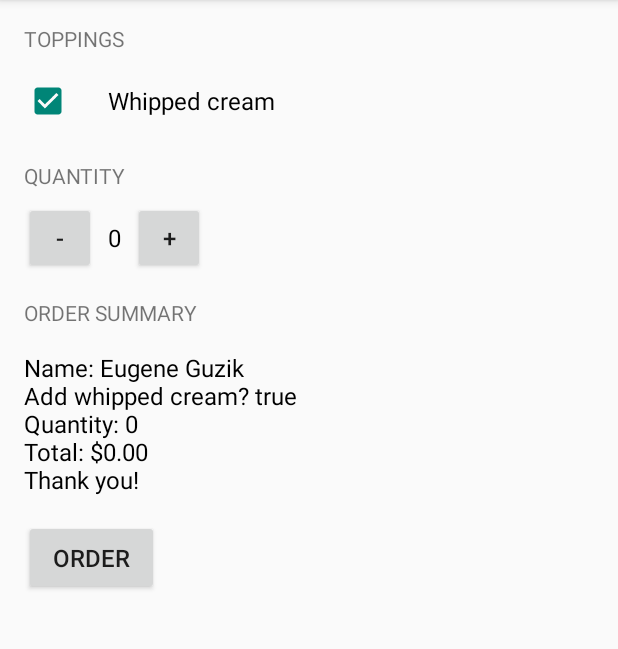
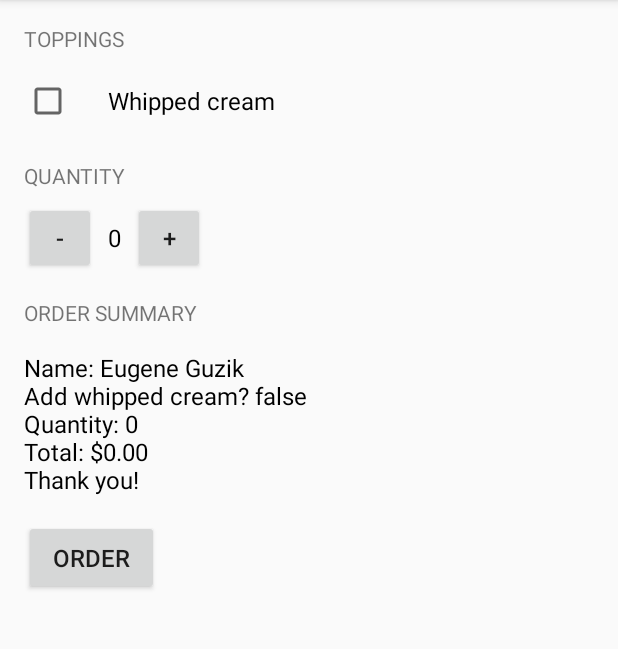
Before and after one commit to guzike/JustJava, an Android app: the screen it shows after launch (MainActivity), after a tap on "ORDER", on a phone screen of 412 x 824 dp, the part 84-733 px from its top. Run offline under Robolectric (Android 15) with nearby library versions, the phone set to English and light mode, and no system bars; 1 other tap on this screen came first.

Commit message:
rem checkbox action add display message

```diff
--- a/app/src/main/java/com/example/android/justjava/MainActivity.java
+++ b/app/src/main/java/com/example/android/justjava/MainActivity.java
@@ -27,17 +27,15 @@ public class MainActivity extends AppCompatActivity {
 
     }
 
-    public void CheckBoxAct(View view) {
-        CheckBox checkBox1 = (CheckBox) findViewById(R.id.checkbox_cream);
-        hasWhippedCream = checkBox1.isChecked();
-    }
+
 
     /**
      * This method is called when the order button is clicked.w
      */
     public void submitOrder(View view) {
         int price = calculatePrice();
-
+        CheckBox checkBox1 = (CheckBox) findViewById(R.id.checkbox_cream);
+        hasWhippedCream = checkBox1.isChecked();
         displayMessage(createOrderSummary(price, hasWhippedCream));
     }
 
--- a/app/src/main/res/layout/activity_main.xml
+++ b/app/src/main/res/layout/activity_main.xml
@@ -1,13 +1,17 @@
-<LinearLayout xmlns:android="http://schemas.android.com/apk/res/android"
+<ScrollView xmlns:android="http://schemas.android.com/apk/res/android"
     xmlns:tools="http://schemas.android.com/tools"
+    android:layout_width="match_parent"
+    android:layout_height="match_parent"
+    tools:context=".MainActivity">
+
+    <LinearLayout
         android:layout_width="match_parent"
         android:layout_height="match_parent"
         android:orientation="vertical"
         android:paddingBottom="@dimen/activity_vertical_margin"
         android:paddingLeft="@dimen/activity_horizontal_margin"
         android:paddingRight="@dimen/activity_horizontal_margin"
-    android:paddingTop="@dimen/activity_vertical_margin"
-    tools:context=".MainActivity">
+        android:paddingTop="@dimen/activity_vertical_margin">
 
         <TextView
             android:layout_width="wrap_content"
@@ -23,8 +27,7 @@
             android:layout_marginTop="16dp"
             android:paddingLeft="24dp"
             android:text="Whipped cream"
-        android:textSize="16sp"
-        android:onClick="CheckBoxAct"/>
+            android:textSize="16sp" />
 
 
         <TextView
@@ -91,3 +94,4 @@
             android:textSize="16sp" />
 
     </LinearLayout>
+</ScrollView>
```
Lines whose indentation alone changed are shown as unchanged.
